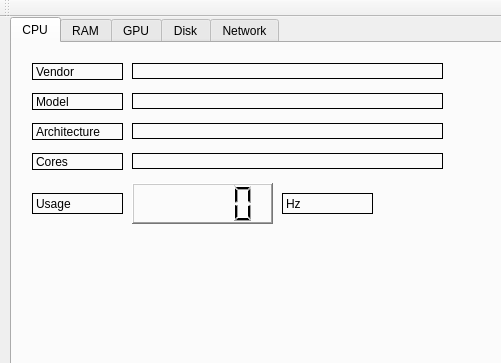
Qt form SystemMonitor-app/mainwindow.ui (vlmarkov/QT-projects) before a commit; both pictures show x 0 to 501 and y 0 to 363 of the 736 by 610 pixel window.
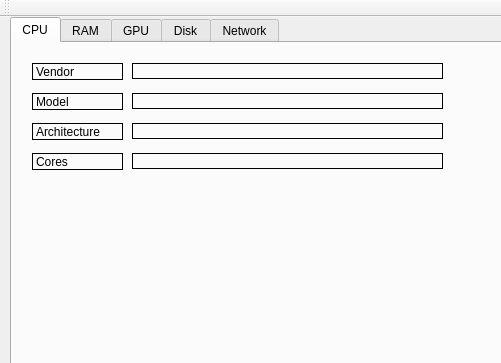
The same form after that commit. Custom widgets are drawn as their Qt base class.

Commit message: Added: real-time plot cpu usage

What changed in the file:
```diff
--- a/SystemMonitor-app/mainwindow.ui
+++ b/SystemMonitor-app/mainwindow.ui
@@ -179,49 +179,14 @@
        <bool>false</bool>
       </property>
      </widget>
-     <widget class="QLCDNumber" name="lcdNumber">
-      <property name="geometry">
-       <rect>
-        <x>120</x>
-        <y>140</y>
-        <width>141</width>
-        <height>41</height>
-       </rect>
-      </property>
-      <property name="frameShape">
-       <enum>QFrame::WinPanel</enum>
-      </property>
-     </widget>
-     <widget class="QLabel" name="Cores_label_2">
+     <widget class="QCustomPlot" name="widget" native="true">
       <property name="geometry">
        <rect>
         <x>20</x>
-        <y>150</y>
-        <width>91</width>
-        <height>21</height>
+        <y>140</y>
+        <width>421</width>
+        <height>271</height>
        </rect>
-      </property>
-      <property name="frameShape">
-       <enum>QFrame::Box</enum>
-      </property>
-      <property name="text">
-       <string>Usage</string>
-      </property>
-     </widget>
-     <widget class="QLabel" name="Cores_label_3">
-      <property name="geometry">
-       <rect>
-        <x>270</x>
-        <y>150</y>
-        <width>91</width>
-        <height>21</height>
-       </rect>
-      </property>
-      <property name="frameShape">
-       <enum>QFrame::Box</enum>
-      </property>
-      <property name="text">
-       <string>Hz</string>
       </property>
      </widget>
     </widget>
@@ -268,6 +233,14 @@
   <widget class="QStatusBar" name="statusBar"/>
  </widget>
  <layoutdefault spacing="6" margin="11"/>
+ <customwidgets>
+  <customwidget>
+   <class>QCustomPlot</class>
+   <extends>QWidget</extends>
+   <header>qcustomplot.h</header>
+   <container>1</container>
+  </customwidget>
+ </customwidgets>
  <resources/>
  <connections/>
 </ui>
```
The commit also changes 8 other files.
